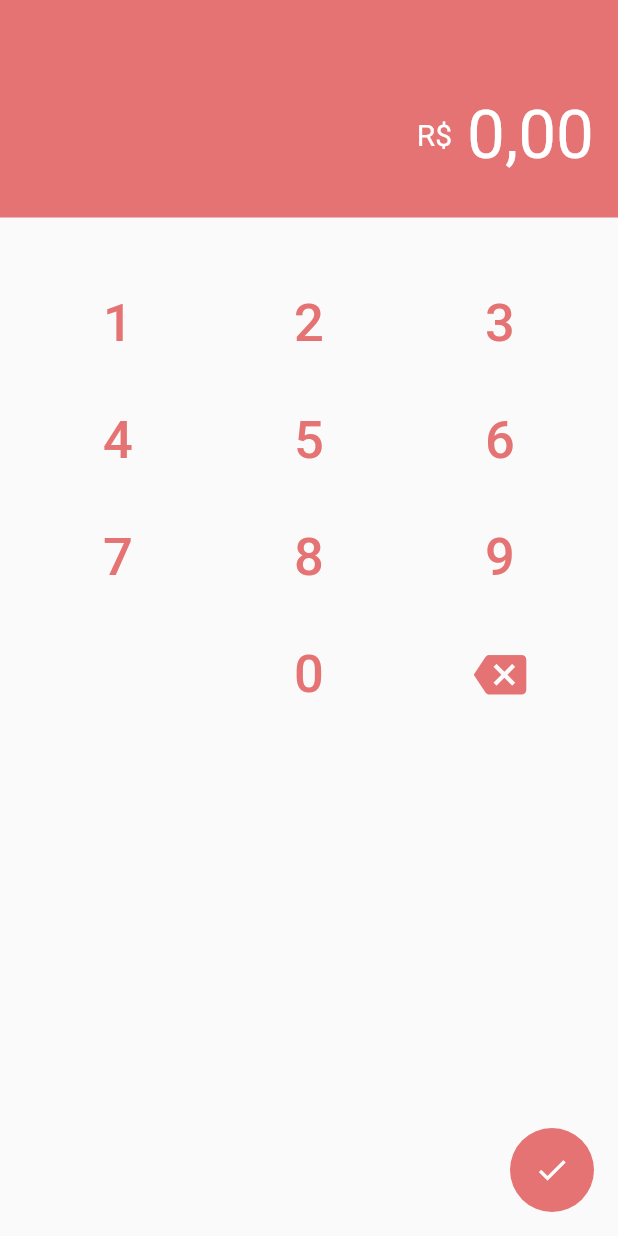
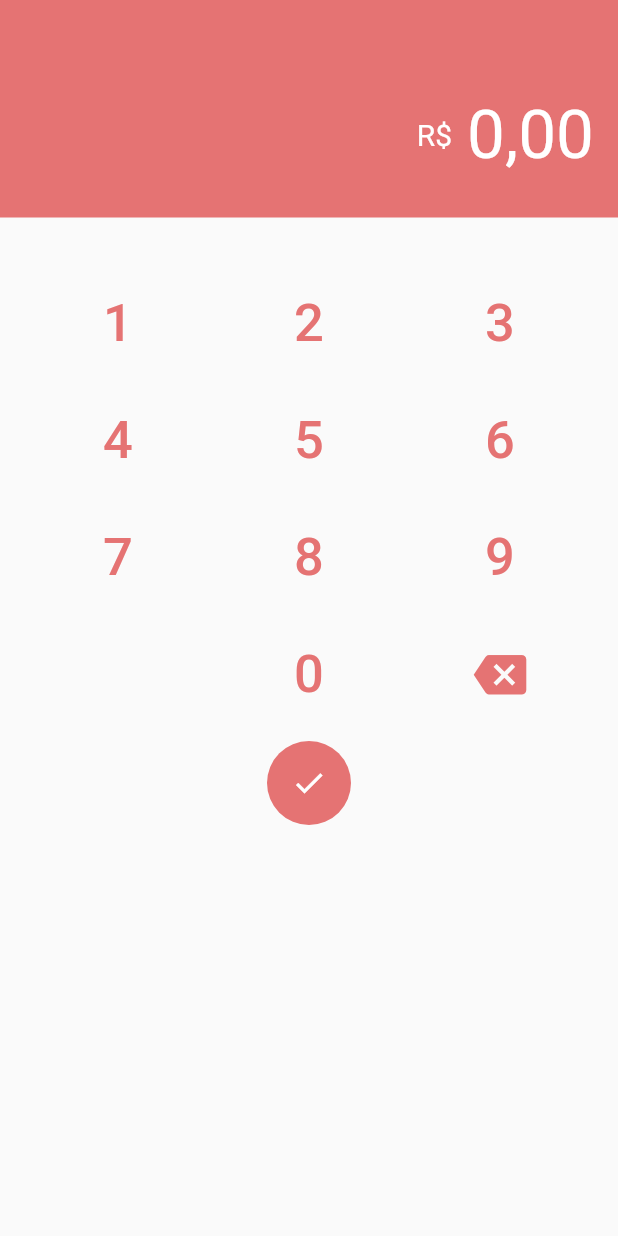
Before and after one commit to rafaelcb21/controlle_assets, a Flutter app: the ContaPage screen opened by its route, on a phone screen of 412 x 824 dp. Run offline on Flutter 3.47's test engine with Material 2 defaults, Android fonts, the phone set to English and light mode, and no system bars.

Commit message:
version 0.0.18

```diff
--- a/lib/conta/conta.dart
+++ b/lib/conta/conta.dart
@@ -7,15 +7,20 @@ class ContaPage extends StatelessWidget {
   Widget build(BuildContext context) => new Scaffold(
     body: new Column(
       children: <Widget>[
-         new Numero(),
-         new Teclado(),
+        new Numero(),
+        new Teclado(),
+        new Stack(
+          alignment: new FractionalOffset(0.5, 1.0),
+          children: <Widget>[
+            new FloatingActionButton(
+              elevation: 0.0,
+              child: new Icon(Icons.check),
+              backgroundColor: new Color(0xFFE57373),
+              onPressed: (){}
+            )
+          ],
+        )
       ],
     ),
-    floatingActionButton: new FloatingActionButton(
-      elevation: 0.0,
-      child: new Icon(Icons.check),
-      backgroundColor: new Color(0xFFE57373),
-      onPressed: (){}
-    )
   );
 }
--- a/lib/conta/teclado.dart
+++ b/lib/conta/teclado.dart
@@ -4,7 +4,7 @@ class Teclado extends StatelessWidget {
   @override
   Widget build(BuildContext context) {
     return new Container(
-      padding: new EdgeInsets.only(right: 15.0, left: 15.0, top: 47.0),
+      padding: new EdgeInsets.only(right: 15.0, left: 15.0, top: 47.0, bottom: 20.0),
       child: new Column(
         children: <Widget>[
           new Row(
```
